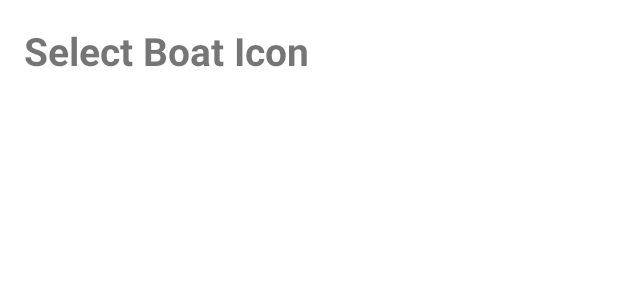
After one commit to globecen/BoatMap, an Android app: the layout popup_change_icon.xml on its own in the app's theme, with its tools: preview values and no code run, on a phone screen of 412 x 824 dp. The commit adds this screen. Shown: the top 300 px of the screen. Run offline under Robolectric (Android 15) with nearby library versions, the phone set to English and light mode, and no system bars.

Commit message:
change code to remove use local map, add new icon and add to change a icon in marker locate

```diff
--- a/app/build.gradle
+++ b/app/build.gradle
@@ -29,7 +29,7 @@ android {
 }
 
 dependencies {
-    implementation 'org.osmdroid:osmdroid-android:6.1.17'
+    implementation 'org.osmdroid:osmdroid-android:6.1.18'
     implementation 'androidx.appcompat:appcompat:1.6.1'
     implementation 'com.google.android.material:material:1.10.0'
     implementation 'com.google.android.gms:play-services-maps:18.2.0'
--- a/app/src/main/AndroidManifest.xml
+++ b/app/src/main/AndroidManifest.xml
@@ -12,9 +12,9 @@
         android:allowBackup="true"
         android:dataExtractionRules="@xml/data_extraction_rules"
         android:fullBackupContent="@xml/backup_rules"
-            android:icon="@drawable/ic_locate_me"
+            android:icon="@drawable/ic_boat_1"
         android:label="@string/app_name"
-        android:roundIcon="@drawable/ic_locate_me"
+        android:roundIcon="@drawable/ic_boat_1"
         android:supportsRtl="true"
         android:theme="@style/Theme.BoatMap"
         tools:targetApi="31">
--- a/app/src/main/res/drawable/rounder_speed_limit_button.xml
+++ b/app/src/main/res/drawable/rounder_speed_limit_button.xml
@@ -13,7 +13,7 @@
     <item android:top="10dp" android:bottom="10dp" android:left="10dp" android:right="10dp">
         <shape
             android:shape="oval">
-            <solid android:color="#FFFFFF"/> <!-- Couleur du cercle intérieur (blanc) -->
+            <solid android:color="@color/teal_200"/> <!-- Couleur du cercle intérieur (blanc) -->
         </shape>
     </item>
 </layer-list>
--- /dev/null
+++ b/app/src/main/res/layout/popup_change_icon.xml
@@ -0,0 +1,23 @@
+<!-- popup_change_icon.xml -->
+<LinearLayout xmlns:android="http://schemas.android.com/apk/res/android"
+    android:layout_width="wrap_content"
+    android:layout_height="wrap_content"
+    android:orientation="vertical"
+    android:padding="16dp">
+
+    <TextView
+        android:layout_width="wrap_content"
+        android:layout_height="wrap_content"
+        android:text="Select Boat Icon"
+        android:textSize="26sp"
+        android:textStyle="bold"
+        android:layout_gravity="center_horizontal"/>
+
+    <LinearLayout
+        android:id="@+id/iconListContainer"
+        android:layout_width="match_parent"
+        android:layout_height="wrap_content"
+        android:orientation="horizontal"
+        android:paddingTop="10dp"/>
+
+</LinearLayout>
--- a/app/src/main/res/values-night/themes.xml
+++ b/app/src/main/res/values-night/themes.xml
@@ -1,8 +1,8 @@
 <resources xmlns:tools="http://schemas.android.com/tools">
     <!-- Base application theme. -->
-    <style name="Theme.BoatMap" parent="Theme.MaterialComponents.DayNight.DarkActionBar">
+    <style name="Theme.BoatMap" parent="Theme.MaterialComponents.Light">
         <!-- Primary brand color. -->
-        <item name="colorPrimary">@color/purple_200</item>
+        <item name="colorPrimary">@color/teal_700</item>
         <item name="colorPrimaryVariant">@color/purple_700</item>
         <item name="colorOnPrimary">@color/black</item>
         <!-- Secondary brand color. -->
--- a/app/src/main/res/values/google_maps_api.xml
+++ /dev/null
@@ -1,4 +0,0 @@
-<?xml version="1.0" encoding="utf-8"?>
-<resources>
-    <string name="google_maps_key">YOUR_API_KEY</string>
-</resources>
--- a/app/src/main/res/values/themes.xml
+++ b/app/src/main/res/values/themes.xml
@@ -1,8 +1,8 @@
 <resources xmlns:tools="http://schemas.android.com/tools">
     <!-- Base application theme. -->
-    <style name="Theme.BoatMap" parent="Theme.MaterialComponents.DayNight.DarkActionBar">
+    <style name="Theme.BoatMap" parent="Theme.MaterialComponents.Light">
         <!-- Primary brand color. -->
-        <item name="colorPrimary">@color/purple_500</item>
+        <item name="colorPrimary">@color/teal_700</item>
         <item name="colorPrimaryVariant">@color/purple_700</item>
         <item name="colorOnPrimary">@color/white</item>
         <!-- Secondary brand color. -->
```
Also changed, not shown: app/src/main/java/com/globecen/boatmap/MainActivity.java (+108 -19 lines), app/src/main/res/layout/activity_main.xml (+1 -6 lines), app/src/main/res/drawable/ic_boat_1.png (renamed from app/src/main/res/drawable/ic_locate_me.png), app/src/main/res/drawable/ic_boat_2.png (added), app/src/main/res/drawable/ic_boat_3.png (added), app/src/main/res/drawable/ic_boat_4.png (added), app/src/main/res/drawable/ic_boat_5.png (added).
